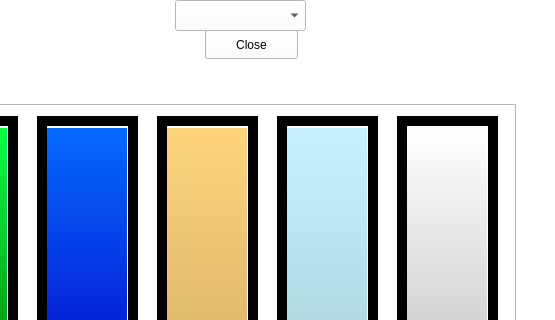
Old version of the form mainwindow.ui in the repository mattymactutor/BeltonC_LED; both pictures show x 235 to 790 and y 0 to 320 of the 790 by 506 pixel window.
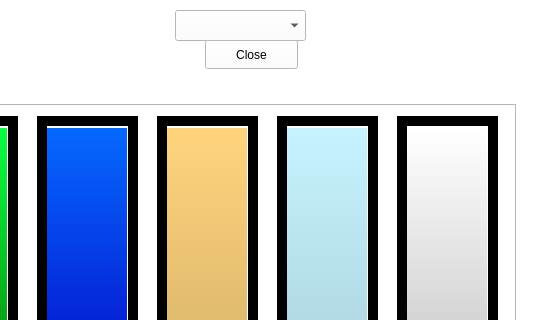
New version of the form.

Commit message: moved close and dropdown down

Diff of the .ui file:
```diff
--- a/mainwindow.ui
+++ b/mainwindow.ui
@@ -1016,7 +1016,7 @@
     <property name="geometry">
      <rect>
       <x>410</x>
-      <y>0</y>
+      <y>10</y>
       <width>131</width>
       <height>31</height>
      </rect>
@@ -1034,7 +1034,7 @@
     <property name="geometry">
      <rect>
       <x>440</x>
-      <y>30</y>
+      <y>40</y>
       <width>93</width>
       <height>29</height>
      </rect>
```
